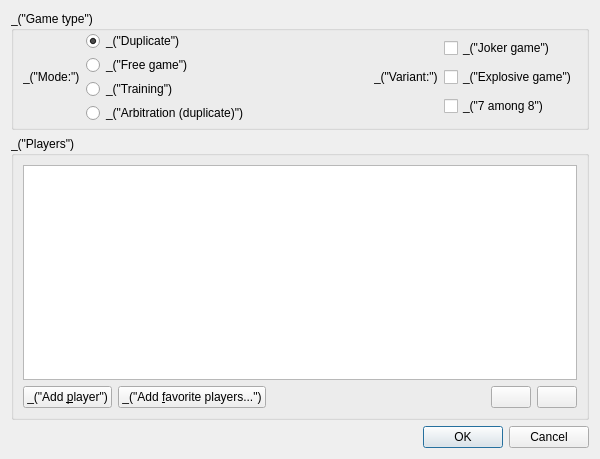
The window that qt/ui/new_game.ui (cjlano/eliot) describes before a commit, drawn with Qt 5.
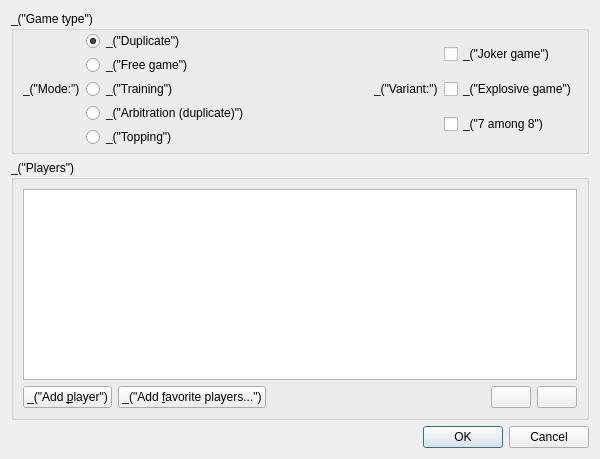
The same window after the commit. Icons and pictures are not drawn.

Commit message: New topping mode (very beginning)

```diff
--- a/qt/ui/new_game.ui
+++ b/qt/ui/new_game.ui
@@ -72,6 +72,13 @@
           </property>
          </widget>
         </item>
+        <item>
+         <widget class="QRadioButton" name="radioButtonTopping">
+          <property name="text">
+           <string>_(&quot;Topping&quot;)</string>
+          </property>
+         </widget>
+        </item>
        </layout>
       </item>
       <item>
```
The commit also changes 15 other files.
